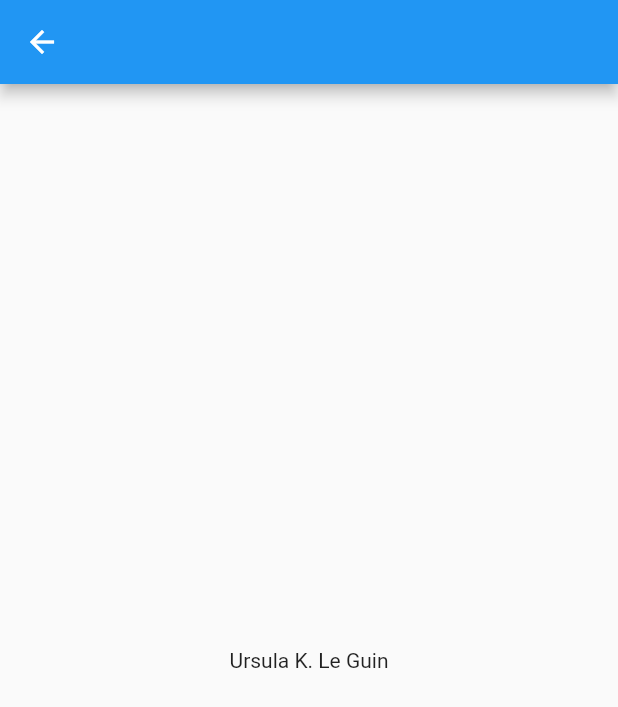
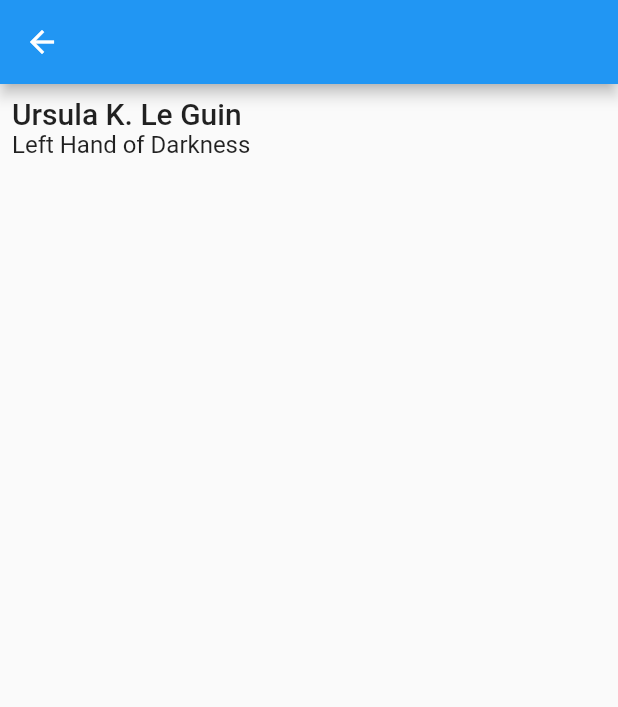
Before and after one commit to EugeneAlexandrov/flutter_navigation_2_test, a Flutter app: the screen it shows after launch, after a tap on "Ursula K. Le Guin", on a phone screen of 412 x 824 dp. Shown: the top 707 px of the screen. Run offline on Flutter 3.47's test engine with Material 2 defaults, Android fonts, the phone set to English and light mode, and no system bars.

Commit message:
add router_delegate and parser

```diff
--- /dev/null
+++ b/lib/book_route_path.dart
@@ -0,0 +1,17 @@
+class BookRoutePath {
+  final int? id;
+  final bool isUnknown;
+
+  BookRoutePath.home()
+      : id = null,
+        isUnknown = false;
+
+  BookRoutePath.details(this.id) : isUnknown = false;
+
+  BookRoutePath.unknown()
+      : id = null,
+        isUnknown = true;
+
+  bool get isHomePage => id == null;
+  bool get isDetailPage => id != null;
+}
--- /dev/null
+++ b/lib/book_router_delegate.dart
@@ -0,0 +1,88 @@
+import 'package:flutter/cupertino.dart';
+import 'package:flutter/material.dart';
+import 'package:flutter_navigation_2_test/pages/book_detail_page.dart';
+
+import 'book_route_path.dart';
+import 'models/book.dart';
+import 'screens/books_list_screen.dart';
+import 'screens/unknown_screen.dart';
+
+class BookRouterDelegate extends RouterDelegate<BookRoutePath>
+    with ChangeNotifier, PopNavigatorRouterDelegateMixin<BookRoutePath> {
+  final GlobalKey<NavigatorState> navigatorKey;
+
+  Book? _selectedBook;
+  bool show404 = false;
+  List<Book> books = [
+    Book('Left Hand of Darkness', 'Ursula K. Le Guin'),
+    Book('Too Like the Lightning', 'Ada Palmer'),
+    Book('Kindred', 'Octavia E. Butler'),
+  ];
+
+  BookRouterDelegate() : navigatorKey = GlobalKey<NavigatorState>();
+
+  BookRoutePath get currentConfiguration {
+    if (show404) {
+      return BookRoutePath.unknown();
+    }
+    return _selectedBook == null
+        ? BookRoutePath.home()
+        : BookRoutePath.details(books.indexOf(_selectedBook!));
+  }
+
+  void _handleBookTapped(Book book) {
+    _selectedBook = book;
+    notifyListeners();
+  }
+
+  @override
+  Widget build(BuildContext context) {
+    return Navigator(
+      key: navigatorKey,
+      pages: [
+        MaterialPage(
+          key: ValueKey('BooksListPage'),
+          child: BooksListScreen(
+            books: books,
+            onTapped: _handleBookTapped,
+          ),
+        ),
+        if (show404)
+          MaterialPage(key: ValueKey('UnknownPage'), child: UnknownScreen())
+        else if (_selectedBook != null)
+          BookDetailPage(book: _selectedBook!)
+      ],
+      onPopPage: (route, result) {
+        if (!route.didPop(result)) {
+          return false;
+        }
+
+        // Update the list of pages by setting _selectedBook to null
+        _selectedBook = null;
+        show404 = false;
+        notifyListeners();
+
+        return true;
+      },
+    );
+  }
+
+  @override
+  Future<void> setNewRoutePath(BookRoutePath configuration) async{
+    if (configuration.isUnknown) {
+      _selectedBook = null;
+      show404 = true;
+      return;
+    } else
+    if (configuration.isDetailPage) {
+      if (configuration.id! < 0 || configuration.id! > books.length - 1) {
+        show404 = true;
+        return;
+      }
+      _selectedBook = books[configuration.id!];
+    } else {
+      _selectedBook = null;
+    }
+    show404 = false;
+  }
+}
--- a/lib/main.dart
+++ b/lib/main.dart
@@ -1,10 +1,7 @@
 import 'package:flutter/material.dart';
-import 'package:flutter_navigation_2_test/pages/book_detail_page.dart';
-import 'package:flutter_navigation_2_test/screens/books_list_screen.dart';
 
-import 'models/book.dart';
-import 'screens/books_detail_screen.dart';
-import 'screens/unknown_screen.dart';
+import 'book_router_delegate.dart';
+import 'router_information_parser.dart';
 
 void main() {
   runApp(BooksApp());
@@ -18,45 +15,15 @@ class BooksApp extends StatefulWidget {
 }
 
 class _BooksAppState extends State<BooksApp> {
-  Book? _selectedBook;
-  bool show404 = false;
-  List<Book> books = [
-    Book('Left Hand of Darkness', 'Ursula K. Le Guin'),
-    Book('Too Like the Lightning', 'Ada Palmer'),
-    Book('Kindred', 'Octavia E. Butler'),
-  ];
+  BookRouterDelegate _routerDelegate = BookRouterDelegate();
+  BookRouteInformationParser _routeInformationParser =
+      BookRouteInformationParser();
 
   @override
   Widget build(BuildContext context) {
-    return MaterialApp(
-      title: 'Books App',
-      home: Navigator(
-        pages: [
-          MaterialPage(
-            key: ValueKey('BooksListPage'),
-            child: BooksListScreen(books: books, onTapped: _handleBookTapped),
-          ),
-          if (show404)
-            MaterialPage(key: ValueKey('UnknownPage'), child: UnknownScreen())
-          else if (_selectedBook != null) BookDetailPage(book: _selectedBook!)
-        ],
-        onPopPage: (route, result) {
-          if (!route.didPop(result)) {
-            return false;
-          }
-
-          setState(() {
-            _selectedBook = null;
-          });
-          return true;
-        },
-      ),
-    );
-  }
-
-  void _handleBookTapped(Book book) {
-    setState(() {
-      _selectedBook = book;
-    });
+    return MaterialApp.router(
+        title: 'Books app',
+        routeInformationParser: _routeInformationParser,
+        routerDelegate: _routerDelegate);
   }
 }
--- a/lib/pages/book_detail_page.dart
+++ b/lib/pages/book_detail_page.dart
@@ -10,15 +10,18 @@ class BookDetailPage extends Page {
   @override
   Route createRoute(BuildContext context) {
     return PageRouteBuilder(
-        settings: this,
-        pageBuilder: (context, animation, animation2) {
-          final tween = Tween(
-            begin: Offset(0.0, 0.1),
-            end: Offset.zero,
-          );
-          final curveTween = CurveTween(curve: Curves.easeInOut);
-
-          return SlideTransition(position:animation.drive(curveTween).drive(tween),child:BookDetailsScreen(book: book),);
-        });
+      settings: this,
+      pageBuilder: (context, animation, animation2) {
+        final tween = Tween(begin: Offset(0.0, 1.0), end: Offset.zero);
+        final curveTween = CurveTween(curve: Curves.easeInOut);
+        return SlideTransition(
+          position: animation.drive(curveTween).drive(tween),
+          child: BookDetailsScreen(
+            key: ValueKey(book),
+            book: book,
+          ),
+        );
+      },
+    );
   }
 }
--- /dev/null
+++ b/lib/router_information_parser.dart
@@ -0,0 +1,40 @@
+import 'package:flutter/material.dart';
+
+import 'book_route_path.dart';
+
+class BookRouteInformationParser extends RouteInformationParser<BookRoutePath> {
+  @override
+  Future<BookRoutePath> parseRouteInformation(
+      RouteInformation routeInformation) async {
+    final uri = Uri.parse(routeInformation.location??'');
+    // Handle '/'
+    if (uri.pathSegments.length == 0) {
+      return BookRoutePath.home();
+    }
+    // Handle '/book/:id'
+    if (uri.pathSegments.length == 2) {
+      if (uri.pathSegments[0] != 'book') return BookRoutePath.unknown();
+      var remaining = uri.pathSegments[1];
+      var id = int.tryParse(remaining);
+      if (id == null) return BookRoutePath.unknown();
+      return BookRoutePath.details(id);
+    }
+
+    // Handle unknown routes
+    return BookRoutePath.unknown();
+  }
+
+  @override
+  RouteInformation? restoreRouteInformation(BookRoutePath path) {
+    if (path.isUnknown) {
+      return RouteInformation(location: '/404');
+    }
+    if (path.isHomePage) {
+      return RouteInformation(location: '/');
+    }
+    if (path.isDetailPage) {
+      return RouteInformation(location: '/book/${path.id}');
+    }
+    return null;
+  }
+}
--- a/lib/screens/books_detail_screen.dart
+++ b/lib/screens/books_detail_screen.dart
@@ -10,7 +10,18 @@ class BookDetailsScreen extends StatelessWidget {
   Widget build(BuildContext context) {
     return Scaffold(
       appBar: AppBar(),
-      body: Center(child: Text(book.title)),
+      body: Padding(
+        padding: const EdgeInsets.all(8.0),
+        child: Column(
+          crossAxisAlignment: CrossAxisAlignment.start,
+          children: [
+            if (book != null) ...[
+              Text(book.title, style: Theme.of(context).textTheme.headline6),
+              Text(book.id, style: Theme.of(context).textTheme.subtitle1),
+            ],
+          ],
+        ),
+      ),
     );
   }
 }
--- a/lib/screens/unknown_screen.dart
+++ b/lib/screens/unknown_screen.dart
@@ -5,6 +5,11 @@ class UnknownScreen extends StatelessWidget {
 
   @override
   Widget build(BuildContext context) {
-    return Center(child:Text('Oops...404!'));
+    return Scaffold(
+      appBar: AppBar(),
+      body: Center(
+        child: Text('Oops...404!'),
+      ),
+    );
   }
 }
```
